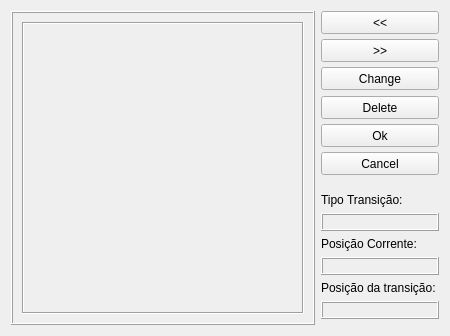
Qt form DEV/Interface/transitionEdit.ui (fabriciols/m-fit) before a commit.
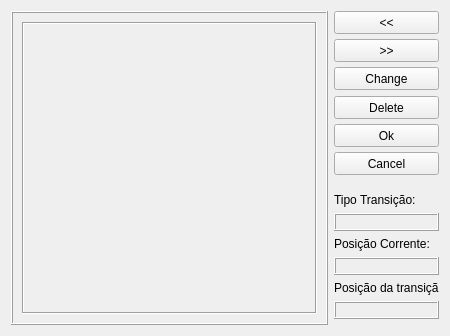
The same form after that commit.

The edit to the form file:
```diff
--- a/DEV/Interface/transitionEdit.ui
+++ b/DEV/Interface/transitionEdit.ui
@@ -136,6 +136,18 @@
    </item>
    <item rowspan="2" row="13" column="5" >
     <widget class="QLabel" name="label_3" >
+     <property name="minimumSize" >
+      <size>
+       <width>105</width>
+       <height>14</height>
+      </size>
+     </property>
+     <property name="maximumSize" >
+      <size>
+       <width>105</width>
+       <height>14</height>
+      </size>
+     </property>
      <property name="text" >
       <string>Posição da transição: </string>
      </property>
@@ -156,6 +168,18 @@
    </item>
    <item row="11" column="5" >
     <widget class="QLabel" name="label_2" >
+     <property name="minimumSize" >
+      <size>
+       <width>105</width>
+       <height>14</height>
+      </size>
+     </property>
+     <property name="maximumSize" >
+      <size>
+       <width>105</width>
+       <height>14</height>
+      </size>
+     </property>
      <property name="text" >
       <string>Posição Corrente:</string>
      </property>
@@ -176,6 +200,18 @@
    </item>
    <item row="9" column="5" >
     <widget class="QLabel" name="label" >
+     <property name="minimumSize" >
+      <size>
+       <width>105</width>
+       <height>14</height>
+      </size>
+     </property>
+     <property name="maximumSize" >
+      <size>
+       <width>105</width>
+       <height>14</height>
+      </size>
+     </property>
      <property name="text" >
       <string>Tipo Transição:</string>
      </property>
```
